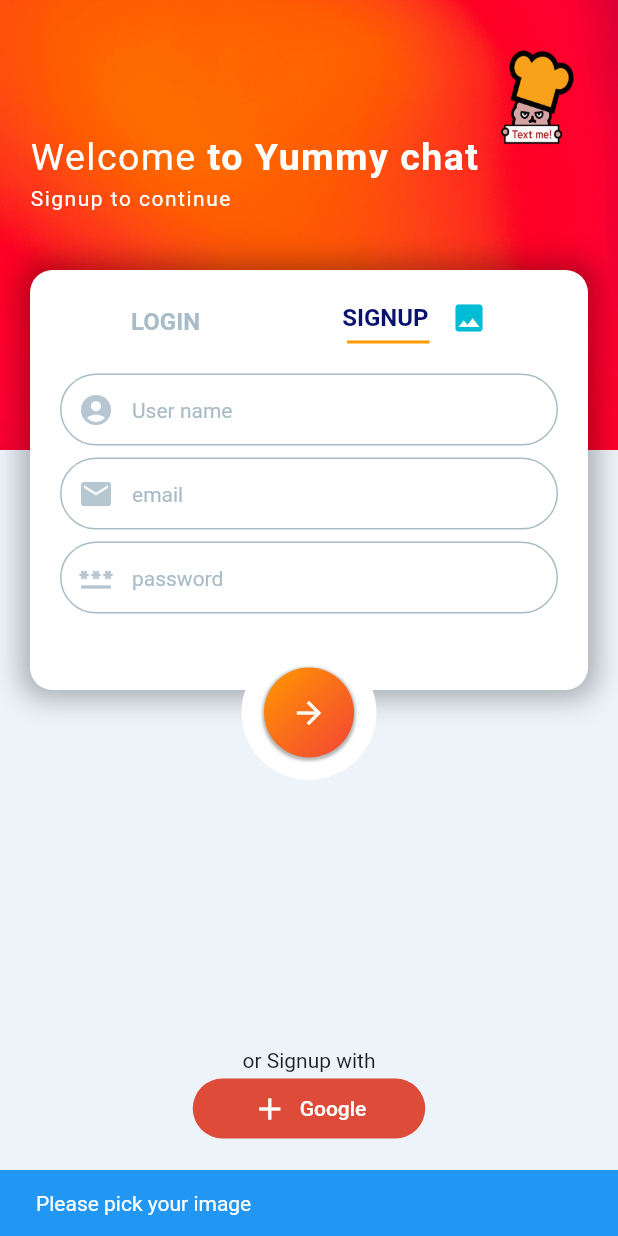
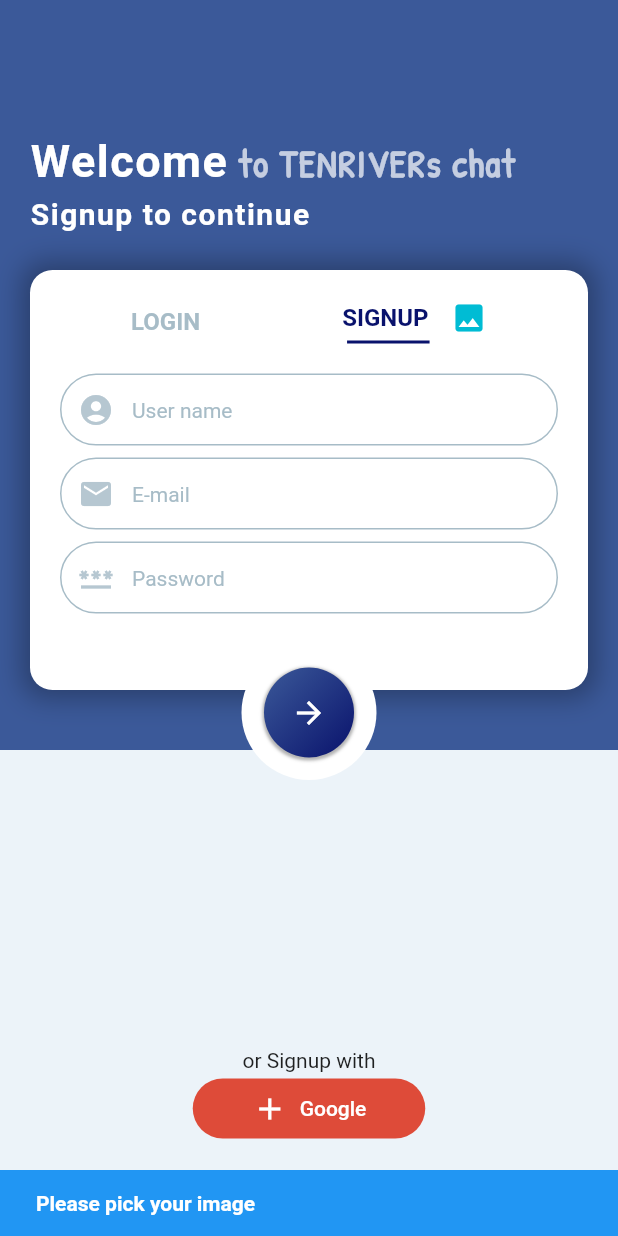
Before and after one commit to JongReulk/chatting_app_using_fb, a Flutter app: the screen it shows after launch, after a tap on the "arrow forward" icon, on a phone screen of 412 x 824 dp. Run offline on Flutter 3.47's test engine with Material 2 defaults, Android fonts, the phone set to English and light mode, and no system bars; drawn by our look-alikes of modal_progress_hud_nsn; our stand-ins replace cloud_firestore, firebase_auth, firebase_core, firebase_storage, flutter_chat_bubble, google_fonts and 1 more; accounts and stored records are empty.

Commit message:
전체적인 색깔, 폰트 및 디자인 변경

```diff
--- a/lib/chatting/chat/message.dart
+++ b/lib/chatting/chat/message.dart
@@ -31,7 +31,7 @@ class Messages extends StatelessWidget {
                   chatDocs[index]['text'],
                   chatDocs[index]['userID'].toString() == user!.uid,
                   chatDocs[index]['userName'],
-                  chatDocs[index]['userImage']
+                  chatDocs[index]['userImage'],
                 );
               });
         });
--- a/lib/config/palette.dart
+++ b/lib/config/palette.dart
@@ -5,7 +5,10 @@ class Palette{
   static const Color activeColor = Color(0xFF09126C);
   static const Color textColor1 = Color(0XFFA7BCC7);
   static const Color textColor2 = Color(0XFF9BB3C0);
+  static const Color textColor3 = Color(0XFF364036);
   static const Color facebookColor = Color(0xFF3B5999);
   static const Color googleColor = Color(0xFFDE4B39);
   static const Color backgroundColor = Color(0xFFECF3F9);
+  static const Color pinkbackgroundColor = Color(0xFFFCB6DA);
+  static const Color darkpinkColor = Color(0xFFED5E96);
 }
--- a/lib/screens/chat_screen.dart
+++ b/lib/screens/chat_screen.dart
@@ -1,5 +1,6 @@
 import 'package:chatting_app_using_fb/chatting/chat/message.dart';
 import 'package:chatting_app_using_fb/chatting/chat/new_message.dart';
+import 'package:chatting_app_using_fb/config/palette.dart';
 import 'package:flutter/material.dart';
 import 'package:firebase_auth/firebase_auth.dart';
 
@@ -36,6 +37,7 @@ class _ChatScreenState extends State<ChatScreen> {
   Widget build(BuildContext context) {
     return Scaffold(
         appBar: AppBar(
+          backgroundColor: Palette.facebookColor,
           title: Text('Chat screen'),
           actions: [
             IconButton(
--- a/lib/screens/main_screen.dart
+++ b/lib/screens/main_screen.dart
@@ -5,6 +5,7 @@ import 'package:chatting_app_using_fb/config/palette.dart';
 import 'package:chatting_app_using_fb/screens/chat_screen.dart';
 import 'package:flutter/material.dart';
 import 'package:firebase_auth/firebase_auth.dart';
+import 'package:google_fonts/google_fonts.dart';
 import 'package:modal_progress_hud_nsn/modal_progress_hud_nsn.dart';
 import 'package:cloud_firestore/cloud_firestore.dart';
 import 'package:firebase_storage/firebase_storage.dart';
@@ -30,7 +31,7 @@ class _LoginSignUpScreenState extends State<LoginSignUpScreen> {
     userPickedImage = image;
   }
 
-  // Validation 기능 실행을 위한 함수
+  // Validation 기능 실행을 위한 함수, 텍스트 필드 검사
   void _tryValidation() {
     final isValid = _formKey.currentState!.validate();
     if (isValid) {
@@ -66,12 +67,12 @@ class _LoginSignUpScreenState extends State<LoginSignUpScreen> {
                 right: 0,
                 left: 0,
                 child: Container(
-                  height: 300,
-                  decoration: const BoxDecoration(
-                    image: DecorationImage(
-                      image: AssetImage('image/red.jpg'),
-                      fit: BoxFit.fill,
-                    ),
+                  height: 500,
+                  decoration: const BoxDecoration(color: Palette.facebookColor
+                      // image: DecorationImage(
+                      //   image: AssetImage('image/background.jpg'),
+                      //   fit: BoxFit.cover,
+                      // ),
                       ),
                   child: Container(
                     child: Padding(
@@ -82,20 +83,23 @@ class _LoginSignUpScreenState extends State<LoginSignUpScreen> {
                           RichText(
                             text: TextSpan(
                               text: 'Welcome',
-                              style: const TextStyle(
+                              style: GoogleFonts.patrickHandSc(
+                                  textStyle: const TextStyle(
                                       letterSpacing: 1.0,
-                                  fontSize: 25,
-                                  color: Colors.white),
+                                      fontSize: 30,
+                                      fontWeight: FontWeight.bold,
+                                      color: Colors.white)),
                               children: [
                                 TextSpan(
                                   text: isSignupScreen
-                                      ? ' to Yummy chat'
-                                      : ' back',
-                                  style: const TextStyle(
+                                      ? ' to TENRIVERs chat'
+                                      : ' BACK !',
+                                  style: GoogleFonts.patrickHand(
+                                      textStyle: const TextStyle(
                                           letterSpacing: 1.0,
                                           fontSize: 25,
-                                      color: Colors.white,
-                                      fontWeight: FontWeight.bold),
+                                          fontWeight: FontWeight.bold,
+                                          color: Colors.white70)),
                                 ),
                               ],
                             ),
@@ -107,11 +111,12 @@ class _LoginSignUpScreenState extends State<LoginSignUpScreen> {
                               isSignupScreen
                                   ? 'Signup to continue'
                                   : 'Signin to continue',
-                            style: const TextStyle(
+                              style: GoogleFonts.amaticSc(
+                                  textStyle: const TextStyle(
                                       letterSpacing: 1.0,
-                              color: Colors.white,
-                            ),
-                          ),
+                                      fontSize: 20,
+                                      fontWeight: FontWeight.bold,
+                                      color: Colors.white))),
                         ],
                       ),
                     ),
@@ -168,7 +173,7 @@ class _LoginSignUpScreenState extends State<LoginSignUpScreen> {
                                       margin: const EdgeInsets.only(top: 3),
                                       height: 2,
                                       width: 55,
-                                      color: Colors.orange,
+                                      color: Palette.activeColor,
                                     )
                                 ],
                               ),
@@ -206,7 +211,7 @@ class _LoginSignUpScreenState extends State<LoginSignUpScreen> {
                                                 ? Colors.cyan
                                                 : Colors.grey[300],
                                           ),
-                                        )
+                                        ),
                                     ],
                                   ),
                                   if (isSignupScreen)
@@ -215,7 +220,7 @@ class _LoginSignUpScreenState extends State<LoginSignUpScreen> {
                                           0, 3, 35, 0),
                                       height: 2,
                                       width: 55,
-                                      color: Colors.orange,
+                                      color: Palette.activeColor,
                                     )
                                 ],
                               ),
@@ -262,7 +267,7 @@ class _LoginSignUpScreenState extends State<LoginSignUpScreen> {
                                       // 포커스가 되었을 때 border
                                       focusedBorder: OutlineInputBorder(
                                         borderSide: BorderSide(
-                                          color: Palette.textColor1,
+                                          color: Colors.black,
                                         ),
                                         borderRadius: BorderRadius.all(
                                           Radius.circular(
@@ -316,7 +321,7 @@ class _LoginSignUpScreenState extends State<LoginSignUpScreen> {
                                       // 포커스가 되었을 때 border
                                       focusedBorder: OutlineInputBorder(
                                         borderSide: BorderSide(
-                                          color: Palette.textColor1,
+                                          color: Colors.black,
                                         ),
                                         borderRadius: BorderRadius.all(
                                           Radius.circular(
@@ -324,7 +329,7 @@ class _LoginSignUpScreenState extends State<LoginSignUpScreen> {
                                           ),
                                         ),
                                       ),
-                                      hintText: 'email',
+                                      hintText: 'E-mail',
                                       hintStyle: TextStyle(
                                         fontSize: 14,
                                         color: Palette.textColor1,
@@ -369,7 +374,7 @@ class _LoginSignUpScreenState extends State<LoginSignUpScreen> {
                                       // 포커스가 되었을 때 border
                                       focusedBorder: OutlineInputBorder(
                                         borderSide: BorderSide(
-                                          color: Palette.textColor1,
+                                          color: Colors.black,
                                         ),
                                         borderRadius: BorderRadius.all(
                                           Radius.circular(
@@ -377,7 +382,7 @@ class _LoginSignUpScreenState extends State<LoginSignUpScreen> {
                                           ),
                                         ),
                                       ),
-                                      hintText: 'password',
+                                      hintText: 'Password',
                                       hintStyle: TextStyle(
                                         fontSize: 14,
                                         color: Palette.textColor1,
@@ -430,7 +435,7 @@ class _LoginSignUpScreenState extends State<LoginSignUpScreen> {
                                       // 포커스가 되었을 때 border
                                       focusedBorder: OutlineInputBorder(
                                         borderSide: BorderSide(
-                                          color: Palette.textColor1,
+                                          color: Colors.black,
                                         ),
                                         borderRadius: BorderRadius.all(
                                           Radius.circular(
@@ -438,7 +443,7 @@ class _LoginSignUpScreenState extends State<LoginSignUpScreen> {
                                           ),
                                         ),
                                       ),
-                                      hintText: 'email',
+                                      hintText: 'E-mail',
                                       hintStyle: TextStyle(
                                         fontSize: 14,
                                         color: Palette.textColor1,
@@ -450,6 +455,7 @@ class _LoginSignUpScreenState extends State<LoginSignUpScreen> {
                                     height: 8,
                                   ),
                                   TextFormField(
+                                    obscureText: true,
                                     key: ValueKey(5),
                                     validator: (value) {
                                       if (value!.isEmpty || value.length < 6) {
@@ -482,7 +488,7 @@ class _LoginSignUpScreenState extends State<LoginSignUpScreen> {
                                       // 포커스가 되었을 때 border
                                       focusedBorder: OutlineInputBorder(
                                         borderSide: BorderSide(
-                                          color: Palette.textColor1,
+                                          color: Colors.black,
                                         ),
                                         borderRadius: BorderRadius.all(
                                           Radius.circular(
@@ -490,7 +496,7 @@ class _LoginSignUpScreenState extends State<LoginSignUpScreen> {
                                           ),
                                         ),
                                       ),
-                                      hintText: 'password',
+                                      hintText: 'Password',
                                       hintStyle: TextStyle(
                                         fontSize: 14,
                                         color: Palette.textColor1,
@@ -535,8 +541,11 @@ class _LoginSignUpScreenState extends State<LoginSignUpScreen> {
                             });
 
                             ScaffoldMessenger.of(context).showSnackBar(
-                              SnackBar(
-                                content: Text('Please pick your image'),
+                              const SnackBar(
+                                content: Text(
+                                  'Please pick your image',
+                                  style: TextStyle(fontWeight: FontWeight.bold,),
+                                ),
                                 backgroundColor: Colors.blue,
                               ),
                             );
@@ -554,7 +563,7 @@ class _LoginSignUpScreenState extends State<LoginSignUpScreen> {
                             final refImage = FirebaseStorage.instance
                                 .ref()
                                 .child('picked_image')
-                                .child(newUser.user!.uid + '.png');
+                                .child('${newUser.user!.uid}.png');
 
                             await refImage.putFile(userPickedImage!);
                             final url = await refImage.getDownloadURL();
@@ -565,7 +574,7 @@ class _LoginSignUpScreenState extends State<LoginSignUpScreen> {
                                 .set({
                               'userName': userName,
                               'email': userEmail,
-                              'picked_image' : url,
+                              'picked_image': url,
                             });
 
                             if (newUser.user != null) {
@@ -577,11 +586,15 @@ class _LoginSignUpScreenState extends State<LoginSignUpScreen> {
                             }
                           } catch (e) {
                             print(e);
+                            // mounter => 위젯이 사라지면 false 로 변환
                             if (mounted) {
                               ScaffoldMessenger.of(context).showSnackBar(
-                                SnackBar(
+                                const SnackBar(
                                   content: Text(
-                                      'Please check your email and password'),
+                                    'Please check your email and password',
+                                    style:
+                                        TextStyle(fontWeight: FontWeight.bold),
+                                  ),
                                   backgroundColor: Colors.blue,
                                 ),
                               );
@@ -613,8 +626,11 @@ class _LoginSignUpScreenState extends State<LoginSignUpScreen> {
                       },
                       child: Container(
                         decoration: BoxDecoration(
-                          gradient: LinearGradient(
-                            colors: [Colors.orange, Colors.red],
+                          gradient: const LinearGradient(
+                            colors: [
+                              Palette.facebookColor,
+                              Palette.activeColor
+                            ],
                             begin: Alignment.topLeft,
                             end: Alignment.bottomRight,
                           ),
@@ -628,7 +644,7 @@ class _LoginSignUpScreenState extends State<LoginSignUpScreen> {
                             ),
                           ],
                         ),
-                        child: Icon(
+                        child: const Icon(
                           Icons.arrow_forward,
                           color: Colors.white,
                         ),
@@ -639,7 +655,7 @@ class _LoginSignUpScreenState extends State<LoginSignUpScreen> {
               ),
               //확인버튼을 위한 Positioned
               AnimatedPositioned(
-                duration: Duration(milliseconds: 500),
+                duration: const Duration(milliseconds: 500),
                 curve: Curves.easeIn,
                 top: isSignupScreen
                     ? MediaQuery.of(context).size.height - 125
@@ -653,14 +669,14 @@ class _LoginSignUpScreenState extends State<LoginSignUpScreen> {
                       onPressed: () {},
                       style: TextButton.styleFrom(
                         primary: Colors.white,
-                        minimumSize: Size(155, 40),
+                        minimumSize: const Size(155, 40),
                         shape: RoundedRectangleBorder(
                           borderRadius: BorderRadius.circular(20),
                         ),
                         backgroundColor: Palette.googleColor,
                       ),
-                      icon: Icon(Icons.add),
-                      label: Text('Google'),
+                      icon: const Icon(Icons.add),
+                      label: const Text('Google'),
                     ),
                   ],
                 ),
--- a/pubspec.yaml
+++ b/pubspec.yaml
@@ -41,6 +41,7 @@ dependencies:
   flutter_chat_bubble: ^2.0.0
   image_picker: ^0.8.5+3
   firebase_storage: ^10.2.16
+  google_fonts: ^3.0.1
 
 dev_dependencies:
   flutter_test:
```
Also changed, not shown: lib/add_image/add_image.dart (+30 -10 lines), lib/chatting/chat/chat_bubble.dart (+22 -7 lines), pubspec.lock. Lines whose indentation alone changed are shown as unchanged.
